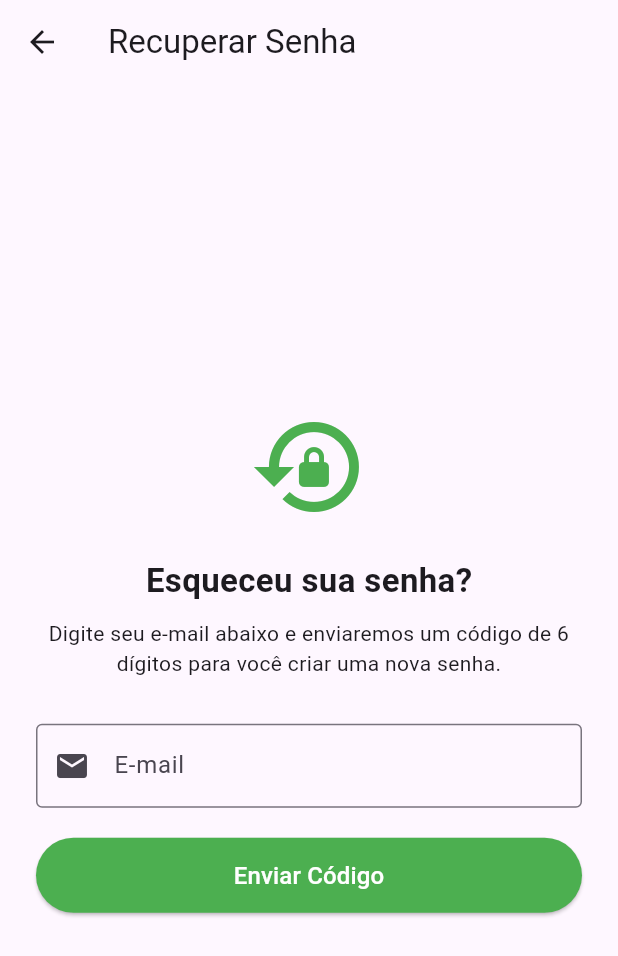
After one commit to jhownny/marketlist_mobile, a Flutter app: the RecuperacaoScreen screen opened directly, after a tap on "Enviar Código", on a phone screen of 412 x 824 dp. The commit adds this screen. Shown: the top 956 px of the screen. Run offline on Flutter 3.47's test engine with Material 3 defaults, Android fonts, the phone set to English and light mode, and no system bars; our stand-ins replace flutter_dotenv, package_info_plus, shared_preferences; accounts and stored records are empty.

Commit message:
feat: adicionar tela de recuperação de senha com funcionalidades de envio de código e redefinição de senha

```diff
--- a/lib/screens/login_screen.dart
+++ b/lib/screens/login_screen.dart
@@ -5,6 +5,7 @@ import 'package:flutter_dotenv/flutter_dotenv.dart';
 import 'package:shared_preferences/shared_preferences.dart';
 import 'lista_screen.dart'; // Para ir para a lista após logar
 import 'cadastro_screen.dart'; // Para abrir a tela de cadastro
+import 'recuperacao_screen.dart';
 
 // ==========================================================
 // TELA DE VERIFICAÇÃO DE LOGIN
@@ -164,6 +165,15 @@ class _LoginScreenState extends State<LoginScreen> {
                         onPressed: () {
                           Navigator.push(
                             context,
+                            MaterialPageRoute(builder: (context) => const RecuperacaoScreen()),
+                          );
+                        },
+                        child: const Text('Esqueci minha senha', style: TextStyle(color: Colors.green)),
+                      ),
+                      TextButton(
+                        onPressed: () {
+                          Navigator.push(
+                            context,
                             MaterialPageRoute(builder: (context) => const CadastroScreen()),
                           );
                         },
--- /dev/null
+++ b/lib/screens/recuperacao_screen.dart
@@ -0,0 +1,144 @@
+import 'package:flutter/material.dart';
+import 'dart:convert';
+import 'package:http/http.dart' as http;
+import 'package:flutter_dotenv/flutter_dotenv.dart';
+
+class RecuperacaoScreen extends StatefulWidget {
+  const RecuperacaoScreen({super.key});
+
+  @override
+  State<RecuperacaoScreen> createState() => _RecuperacaoScreenState();
+}
+
+class _RecuperacaoScreenState extends State<RecuperacaoScreen> {
+  final _emailController = TextEditingController();
+  final _codigoController = TextEditingController();
+  final _novaSenhaController = TextEditingController();
+
+  bool _carregando = false;
+  int _etapaAtual = 1; // 1 = Pede Email | 2 = Pede Código e Nova Senha
+
+  Future<void> _solicitarCodigo() async {
+    final email = _emailController.text.trim();
+    if (email.isEmpty) return;
+
+    setState(() => _carregando = true);
+    try {
+      final baseUrl = dotenv.env['API_URL'] ?? '';
+      final apiKey = dotenv.env['API_KEY'] ?? '';
+
+      final response = await http.post(
+        Uri.parse('$baseUrl/recuperar_senha'),
+        headers: {'Content-Type': 'application/json', 'x-api-key': apiKey},
+        body: jsonEncode({"email": email}),
+      );
+
+      if (response.statusCode == 200) {
+        setState(() => _etapaAtual = 2);
+        ScaffoldMessenger.of(context).showSnackBar(const SnackBar(content: Text('Código enviado para o seu e-mail!', style: TextStyle(color: Colors.white)), backgroundColor: Colors.green));
+      } else {
+        throw Exception();
+      }
+    } catch (e) {
+      ScaffoldMessenger.of(context).showSnackBar(const SnackBar(content: Text('Erro ao conectar com o servidor.'), backgroundColor: Colors.red));
+    } finally {
+      setState(() => _carregando = false);
+    }
+  }
+
+  Future<void> _redefinirSenha() async {
+    final email = _emailController.text.trim();
+    final codigo = _codigoController.text.trim();
+    final novaSenha = _novaSenhaController.text.trim();
+
+    if (codigo.isEmpty || novaSenha.isEmpty) return;
+
+    setState(() => _carregando = true);
+    try {
+      final baseUrl = dotenv.env['API_URL'] ?? '';
+      final apiKey = dotenv.env['API_KEY'] ?? '';
+
+      final response = await http.put(
+        Uri.parse('$baseUrl/recuperar_senha'),
+        headers: {'Content-Type': 'application/json', 'x-api-key': apiKey},
+        body: jsonEncode({"email": email, "codigo": codigo, "nova_senha": novaSenha}),
+      );
+
+      if (response.statusCode == 200) {
+        ScaffoldMessenger.of(context).showSnackBar(const SnackBar(content: Text('Senha atualizada com sucesso! Faça login.'), backgroundColor: Colors.green));
+        Navigator.pop(context); // Volta para a tela de login
+      } else {
+        ScaffoldMessenger.of(context).showSnackBar(const SnackBar(content: Text('Código inválido ou expirado.'), backgroundColor: Colors.red));
+      }
+    } catch (e) {
+      ScaffoldMessenger.of(context).showSnackBar(const SnackBar(content: Text('Erro ao redefinir a senha.'), backgroundColor: Colors.red));
+    } finally {
+      setState(() => _carregando = false);
+    }
+  }
+
+  @override
+  Widget build(BuildContext context) {
+    return Scaffold(
+      appBar: AppBar(title: const Text('Recuperar Senha')),
+      body: Padding(
+        padding: const EdgeInsets.all(24.0),
+        child: Column(
+          mainAxisAlignment: MainAxisAlignment.center,
+          children: [
+            if (_etapaAtual == 1) ...[
+              const Icon(Icons.lock_reset, size: 80, color: Colors.green),
+              const SizedBox(height: 20),
+              const Text('Esqueceu sua senha?', style: TextStyle(fontSize: 22, fontWeight: FontWeight.bold)),
+              const SizedBox(height: 10),
+              const Text('Digite seu e-mail abaixo e enviaremos um código de 6 dígitos para você criar uma nova senha.', textAlign: TextAlign.center),
+              const SizedBox(height: 30),
+              TextField(
+                controller: _emailController,
+                keyboardType: TextInputType.emailAddress,
+                decoration: const InputDecoration(labelText: 'E-mail', border: OutlineInputBorder(), prefixIcon: Icon(Icons.email)),
+              ),
+              const SizedBox(height: 20),
+              SizedBox(
+                width: double.infinity,
+                height: 50,
+                child: ElevatedButton(
+                  onPressed: _carregando ? null : _solicitarCodigo,
+                  style: ElevatedButton.styleFrom(backgroundColor: Colors.green, foregroundColor: Colors.white),
+                  child: _carregando ? const CircularProgressIndicator(color: Colors.white) : const Text('Enviar Código', style: TextStyle(fontSize: 16)),
+                ),
+              ),
+            ] else ...[
+              const Icon(Icons.mark_email_read, size: 80, color: Colors.green),
+              const SizedBox(height: 20),
+              Text('Código enviado para ${_emailController.text}', textAlign: TextAlign.center, style: const TextStyle(fontWeight: FontWeight.bold)),
+              const SizedBox(height: 30),
+              TextField(
+                controller: _codigoController,
+                keyboardType: TextInputType.number,
+                maxLength: 6,
+                decoration: const InputDecoration(labelText: 'Código de 6 dígitos', border: OutlineInputBorder(), prefixIcon: Icon(Icons.pin)),
+              ),
+              const SizedBox(height: 10),
+              TextField(
+                controller: _novaSenhaController,
+                obscureText: true,
+                decoration: const InputDecoration(labelText: 'Nova Senha', border: OutlineInputBorder(), prefixIcon: Icon(Icons.lock)),
+              ),
+              const SizedBox(height: 20),
+              SizedBox(
+                width: double.infinity,
+                height: 50,
+                child: ElevatedButton(
+                  onPressed: _carregando ? null : _redefinirSenha,
+                  style: ElevatedButton.styleFrom(backgroundColor: Colors.green, foregroundColor: Colors.white),
+                  child: _carregando ? const CircularProgressIndicator(color: Colors.white) : const Text('Redefinir Senha', style: TextStyle(fontSize: 16)),
+                ),
+              ),
+            ]
+          ],
+        ),
+      ),
+    );
+  }
+}
```
